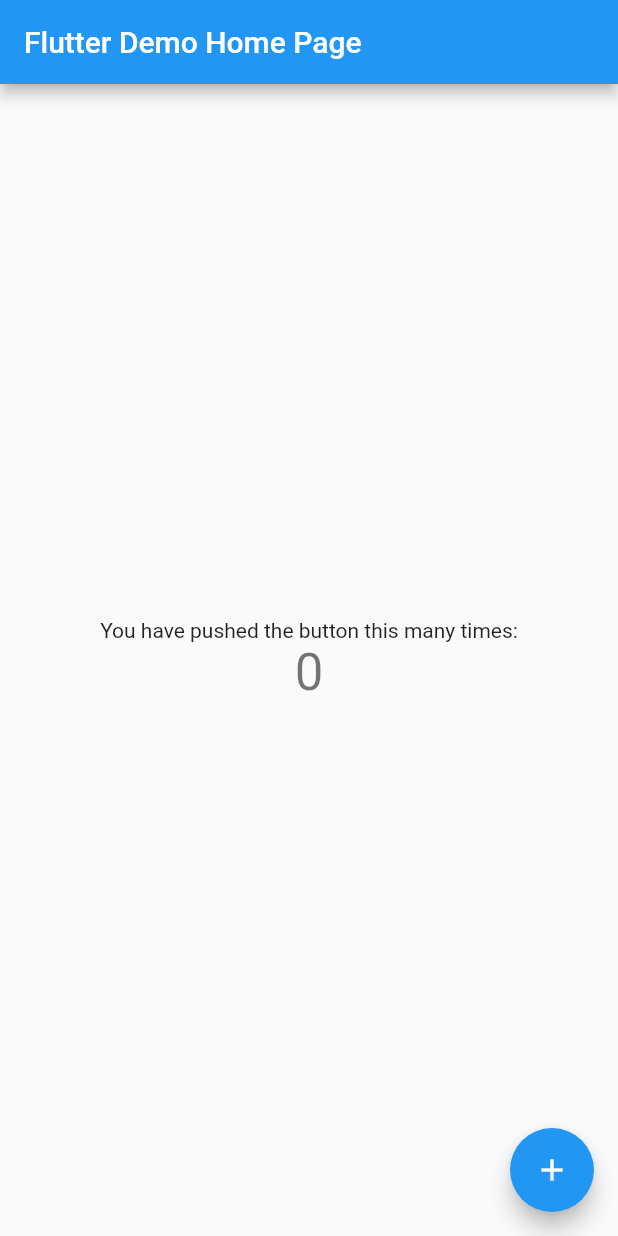
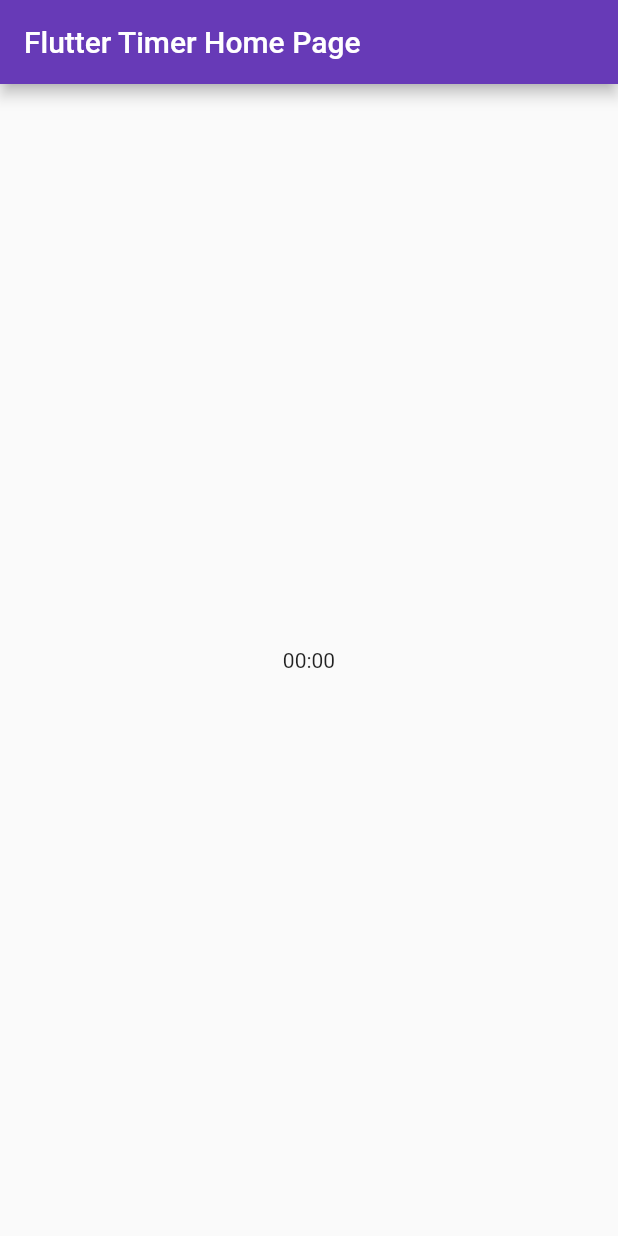
Before and after one commit to paxcodes/flutter-timer, a Flutter app: the screen it shows after launch, on a phone screen of 412 x 824 dp. Run offline on Flutter 3.47's test engine with Material 2 defaults, Android fonts, the phone set to English and light mode, and no system bars.

Commit message:
:fire: Remove main app placeholder code

```diff
--- a/lib/main.dart
+++ b/lib/main.dart
@@ -3,40 +3,20 @@ import 'package:flutter/material.dart';
 void main() => runApp(MyApp());
 
 class MyApp extends StatelessWidget {
-  // This widget is the root of your application.
   @override
   Widget build(BuildContext context) {
     return MaterialApp(
-      title: 'Flutter Demo',
+      title: 'Flutter Timer',
       theme: ThemeData(
-        // This is the theme of your application.
-        //
-        // Try running your application with "flutter run". You'll see the
-        // application has a blue toolbar. Then, without quitting the app, try
-        // changing the primarySwatch below to Colors.green and then invoke
-        // "hot reload" (press "r" in the console where you ran "flutter run",
-        // or simply save your changes to "hot reload" in a Flutter IDE).
-        // Notice that the counter didn't reset back to zero; the application
-        // is not restarted.
-        primarySwatch: Colors.blue,
+        primarySwatch: Colors.deepPurple,
       ),
-      home: MyHomePage(title: 'Flutter Demo Home Page'),
+      home: MyHomePage(title: 'Flutter Timer Home Page'),
     );
   }
 }
 
 class MyHomePage extends StatefulWidget {
   MyHomePage({Key key, this.title}) : super(key: key);
-
-  // This widget is the home page of your application. It is stateful, meaning
-  // that it has a State object (defined below) that contains fields that affect
-  // how it looks.
-
-  // This class is the configuration for the state. It holds the values (in this
-  // case the title) provided by the parent (in this case the App widget) and
-  // used by the build method of the State. Fields in a Widget subclass are
-  // always marked "final".
-
   final String title;
 
   @override
@@ -44,68 +24,22 @@ class MyHomePage extends StatefulWidget {
 }
 
 class _MyHomePageState extends State<MyHomePage> {
-  int _counter = 0;
-
-  void _incrementCounter() {
-    setState(() {
-      // This call to setState tells the Flutter framework that something has
-      // changed in this State, which causes it to rerun the build method below
-      // so that the display can reflect the updated values. If we changed
-      // _counter without calling setState(), then the build method would not be
-      // called again, and so nothing would appear to happen.
-      _counter++;
-    });
-  }
-
   @override
   Widget build(BuildContext context) {
-    // This method is rerun every time setState is called, for instance as done
-    // by the _incrementCounter method above.
-    //
-    // The Flutter framework has been optimized to make rerunning build methods
-    // fast, so that you can just rebuild anything that needs updating rather
-    // than having to individually change instances of widgets.
     return Scaffold(
       appBar: AppBar(
-        // Here we take the value from the MyHomePage object that was created by
-        // the App.build method, and use it to set our appbar title.
         title: Text(widget.title),
       ),
       body: Center(
-        // Center is a layout widget. It takes a single child and positions it
-        // in the middle of the parent.
         child: Column(
-          // Column is also a layout widget. It takes a list of children and
-          // arranges them vertically. By default, it sizes itself to fit its
-          // children horizontally, and tries to be as tall as its parent.
-          //
-          // Invoke "debug painting" (press "p" in the console, choose the
-          // "Toggle Debug Paint" action from the Flutter Inspector in Android
-          // Studio, or the "Toggle Debug Paint" command in Visual Studio Code)
-          // to see the wireframe for each widget.
-          //
-          // Column has various properties to control how it sizes itself and
-          // how it positions its children. Here we use mainAxisAlignment to
-          // center the children vertically; the main axis here is the vertical
-          // axis because Columns are vertical (the cross axis would be
-          // horizontal).
           mainAxisAlignment: MainAxisAlignment.center,
           children: <Widget>[
             Text(
-              'You have pushed the button this many times:',
-            ),
-            Text(
-              '$_counter',
-              style: Theme.of(context).textTheme.display1,
+              '00:00',
             ),
           ],
         ),
       ),
-      floatingActionButton: FloatingActionButton(
-        onPressed: _incrementCounter,
-        tooltip: 'Increment',
-        child: Icon(Icons.add),
-      ), // This trailing comma makes auto-formatting nicer for build methods.
     );
   }
 }
```
